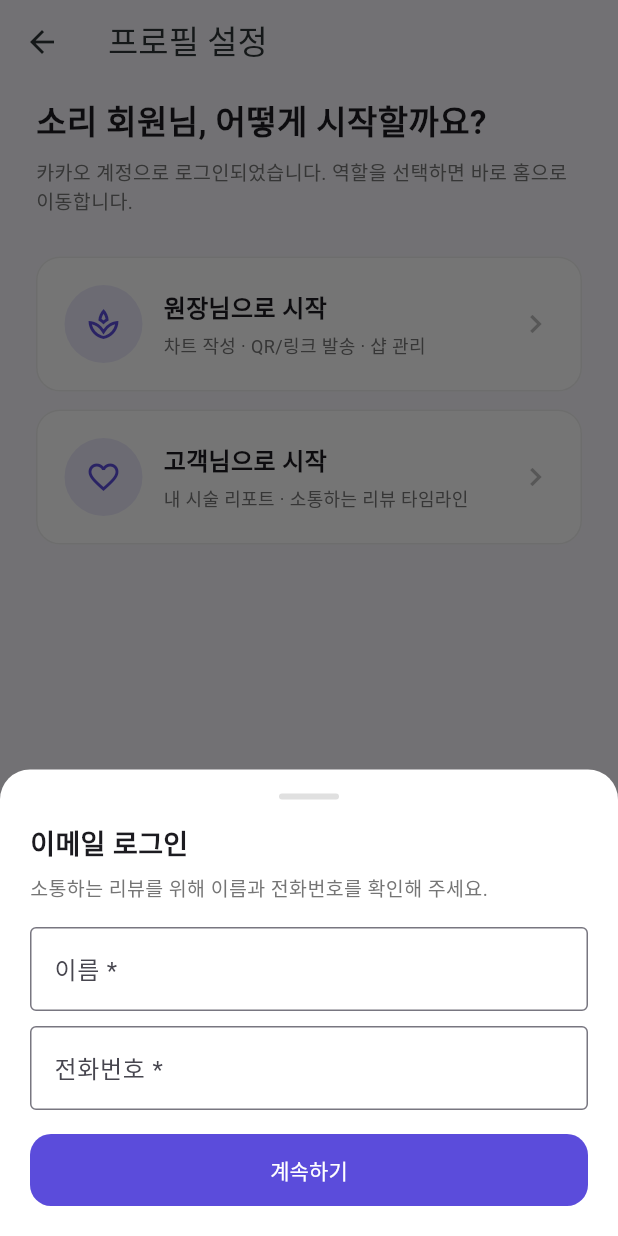
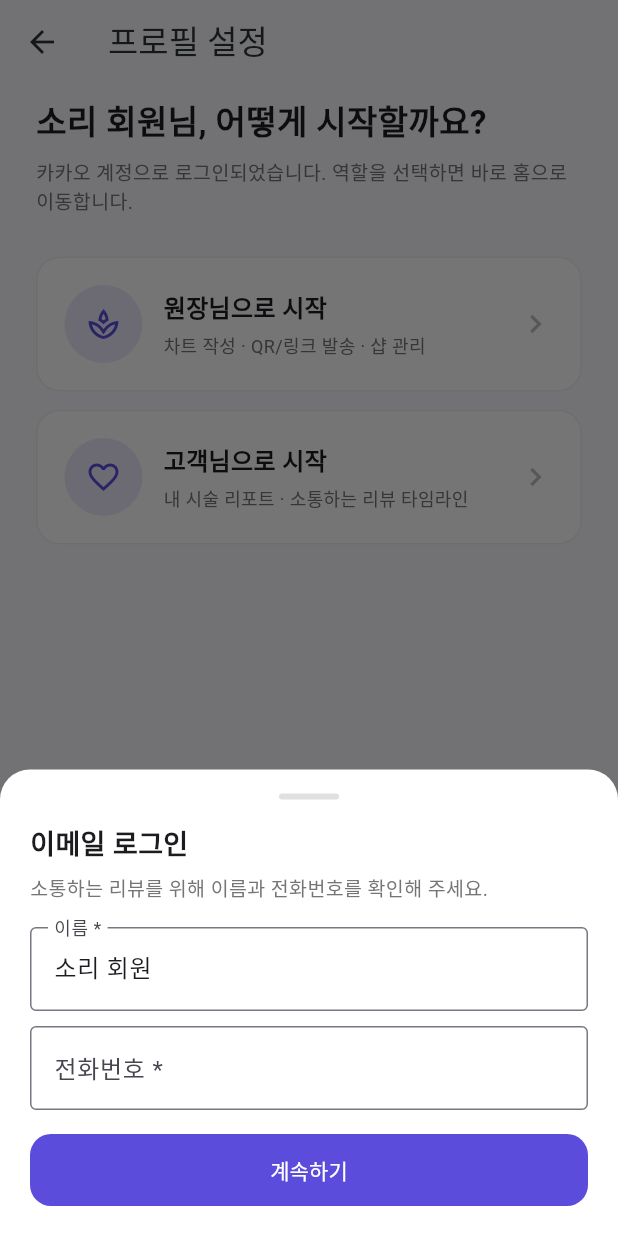
Before and after one commit to white-miner/SORI, a Flutter app: the MainShellPage screen opened directly, after a tap on the "logout" icon, on a phone screen of 412 x 824 dp. Run offline on Flutter 3.47's test engine with Material 3 defaults, Android fonts, the phone set to English and light mode, and no system bars; our stand-ins replace flutter_dotenv, qr_flutter, share_plus, shimmer, supabase_flutter; accounts and stored records are empty; network calls fail.

Commit message:
Harden Kakao OAuth without email and production Site URL redirects.
Use sori://login-callback on mobile, default SITE_URL to GitHub Pages, request profile-only Kakao scopes, and keep sessions via provider_id when email is null.

Co-authored-by: Cursor <cursoragent@cursor.com>

```diff
--- a/lib/models/session_user.dart
+++ b/lib/models/session_user.dart
@@ -10,6 +10,7 @@ class SessionUser {
     required this.provider,
     this.customerId,
     this.authUserId,
+    this.providerId,
     this.email = '',
     this.onboardingComplete = false,
     this.shopSetupComplete = false,
@@ -23,6 +24,9 @@ class SessionUser {
   final SocialProvider provider;
   final String? customerId;
   final String? authUserId;
+
+  /// OAuth provider 고유 ID (카카오 id 등). 이메일 없이도 매핑에 사용.
+  final String? providerId;
   final String email;
   final bool onboardingComplete;
   final bool shopSetupComplete;
@@ -59,6 +63,7 @@ class SessionUser {
     SocialProvider? provider,
     String? customerId,
     String? authUserId,
+    String? providerId,
     String? email,
     bool? onboardingComplete,
     bool? shopSetupComplete,
@@ -72,6 +77,7 @@ class SessionUser {
       provider: provider ?? this.provider,
       customerId: customerId ?? this.customerId,
       authUserId: authUserId ?? this.authUserId,
+      providerId: providerId ?? this.providerId,
       email: email ?? this.email,
       onboardingComplete: onboardingComplete ?? this.onboardingComplete,
       shopSetupComplete: shopSetupComplete ?? this.shopSetupComplete,
--- a/lib/services/sori_auth_service.dart
+++ b/lib/services/sori_auth_service.dart
@@ -1,6 +1,7 @@
 import 'package:flutter/foundation.dart';
 import 'package:supabase_flutter/supabase_flutter.dart';
 
+import '../config/env.dart';
 import '../models/session_user.dart';
 import 'supabase_client.dart';
 
@@ -8,6 +9,9 @@ import 'supabase_client.dart';
 class SoriAuthService {
   SoriAuthService._();
   static final SoriAuthService instance = SoriAuthService._();
+
+  /// 모바일 네이티브 OAuth 콜백 스키마.
+  static const String nativeRedirectTo = 'sori://login-callback';
 
   bool get isAvailable => SoriSupabase.isInitialized;
 
@@ -24,18 +28,10 @@ class SoriAuthService {
     return client.auth.onAuthStateChange;
   }
 
-  /// GitHub Pages / 로컬 웹 리다이렉트 URL.
+  /// 웹: SITE_URL(배포 주소) / 모바일: sori://login-callback
   String get redirectTo {
-    if (kIsWeb) {
-      final base = Uri.base;
-      var path = base.path;
-      if (path.endsWith('index.html')) {
-        path = path.substring(0, path.length - 'index.html'.length);
-      }
-      if (!path.endsWith('/')) path = '$path/';
-      return '${base.origin}$path';
-    }
-    return 'io.supabase.sori://login-callback/';
+    if (!kIsWeb) return nativeRedirectTo;
+    return Env.siteUrl;
   }
 
   Future<void> signInWithEmailOtp(String email) async {
@@ -48,9 +44,10 @@ class SoriAuthService {
     if (trimmed.isEmpty || !trimmed.contains('@')) {
       throw const AuthException('올바른 이메일 주소를 입력해 주세요.');
     }
+    // 매직링크는 항상 배포 Site URL로 — localhost Site URL 사고 방지
     await _client.auth.signInWithOtp(
       email: trimmed,
-      emailRedirectTo: redirectTo,
+      emailRedirectTo: Env.siteUrl,
     );
   }
 
@@ -60,9 +57,15 @@ class SoriAuthService {
         'Supabase가 설정되지 않았어요. 환경 변수를 확인해 주세요.',
       );
     }
+    // 개인 개발자 앱: account_email 불가 → 닉네임/프로필만 요청
     return _client.auth.signInWithOAuth(
       OAuthProvider.kakao,
       redirectTo: redirectTo,
+      scopes: 'profile_nickname profile_image',
+      queryParams: const {
+        // 이메일 스코프 명시적 제외
+        'scope': 'profile_nickname profile_image',
+      },
       authScreenLaunchMode: kIsWeb
           ? LaunchMode.platformDefault
           : LaunchMode.externalApplication,
@@ -87,18 +90,61 @@ class SoriAuthService {
     final appProvider =
         (user.appMetadata['provider'] as String?)?.toLowerCase() ?? '';
     if (appProvider == 'kakao') return SocialProvider.kakao;
+    // 이메일 없는 카카오 유저는 provider 메타만으로 판별
+    if ((user.email == null || user.email!.trim().isEmpty) &&
+        appProvider.isNotEmpty &&
+        appProvider != 'email') {
+      if (appProvider.contains('kakao')) return SocialProvider.kakao;
+    }
     return SocialProvider.email;
+  }
+
+  /// 카카오 provider_id(고유 ID). 없으면 Supabase auth user id.
+  static String providerIdFromUser(User user) {
+    final identities = user.identities;
+    if (identities != null) {
+      for (final id in identities) {
+        if (id.provider.toLowerCase() == 'kakao') {
+          final pid = id.id.trim();
+          if (pid.isNotEmpty) return pid;
+        }
+      }
+      for (final id in identities) {
+        final pid = id.id.trim();
+        if (pid.isNotEmpty) return pid;
+      }
+    }
+    final meta = user.userMetadata ?? {};
+    for (final key in ['provider_id', 'sub', 'id']) {
+      final v = meta[key];
+      if (v != null) {
+        final text = '$v'.trim();
+        if (text.isNotEmpty) return text;
+      }
+    }
+    return user.id;
   }
 
   static String displayNameFromUser(User user) {
     final meta = user.userMetadata ?? {};
-    for (final key in ['full_name', 'name', 'preferred_username']) {
+    for (final key in [
+      'full_name',
+      'name',
+      'nickname',
+      'preferred_username',
+      'user_name',
+    ]) {
       final v = meta[key];
       if (v is String && v.trim().isNotEmpty) return v.trim();
     }
-    final email = user.email?.trim() ?? '';
-    if (email.contains('@')) return email.split('@').first;
-    return '';
+    // email은 null일 수 있음 (카카오 개인 개발자 앱)
+    final email = user.email?.trim();
+    if (email != null && email.contains('@')) {
+      return email.split('@').first;
+    }
+    final provider = providerFromUser(user);
+    if (provider == SocialProvider.kakao) return '카카오 회원';
+    return '소리 회원';
   }
 
   static String phoneFromUser(User user) {
@@ -107,4 +153,7 @@ class SoriAuthService {
     if (phone is String) return phone.trim();
     return '';
   }
+
+  /// null-safe email — 카카오는 빈 문자열.
+  static String emailFromUser(User user) => user.email?.trim() ?? '';
 }
--- a/lib/services/sori_store.dart
+++ b/lib/services/sori_store.dart
@@ -355,15 +355,17 @@ class SoriStore {
     required String name,
     required String phone,
     String? authUserId,
+    String? providerId,
     String email = '',
   }) {
     session = SessionUser(
       role: UserRole.guest,
-      name: name.trim(),
+      name: name.trim().isEmpty ? '소리 회원' : name.trim(),
       phone: phone.trim(),
       provider: provider,
       authUserId: authUserId,
-      email: email.trim(),
+      providerId: providerId,
+      email: email.trim(), // 카카오는 빈 문자열 허용
       onboardingComplete: false,
       shopSetupComplete: false,
       activeMode: UserRole.customer,
@@ -373,20 +375,36 @@ class SoriStore {
   }
 
   /// Supabase Auth 세션 → 앱 SessionUser 동기화.
-  /// 이미 온보딩 완료된 동일 유저면 유지, 아니면 guest 세션으로 온보딩 진입 준비.
+  /// 이메일 null(카카오)이어도 provider_id 기준으로 세션을 유지합니다.
   SessionUser syncFromAuthUser(User user) {
     final authId = user.id;
+    final providerId = SoriAuthService.providerIdFromUser(user);
     final existing = session;
-    if (existing != null &&
-        existing.authUserId == authId &&
-        existing.onboardingComplete) {
-      return existing;
+
+    if (existing != null && existing.onboardingComplete) {
+      final sameAuth = existing.authUserId == authId;
+      final sameProvider = existing.providerId != null &&
+          existing.providerId == providerId;
+      if (sameAuth || sameProvider) {
+        session = existing.copyWith(
+          authUserId: authId,
+          providerId: providerId,
+          email: SoriAuthService.emailFromUser(user).isNotEmpty
+              ? SoriAuthService.emailFromUser(user)
+              : existing.email,
+        );
+        _notify();
+        return session!;
+      }
     }
+
     if (existing != null &&
         existing.onboardingComplete &&
         existing.authUserId == null) {
-      // 로컬 세션만 있는 경우 auth id만 연결
-      session = existing.copyWith(authUserId: authId);
+      session = existing.copyWith(
+        authUserId: authId,
+        providerId: providerId,
+      );
       _notify();
       return session!;
     }
@@ -394,13 +412,14 @@ class SoriStore {
     final provider = SoriAuthService.providerFromUser(user);
     final name = SoriAuthService.displayNameFromUser(user);
     final phone = SoriAuthService.phoneFromUser(user);
-    final email = user.email?.trim() ?? '';
+    final email = SoriAuthService.emailFromUser(user);
 
     return beginSocialLogin(
       provider: provider,
       name: name,
       phone: phone,
       authUserId: authId,
+      providerId: providerId,
       email: email,
     );
   }
```
Also changed, not shown: lib/config/env.dart (+32 -0 lines), 2 other files.
